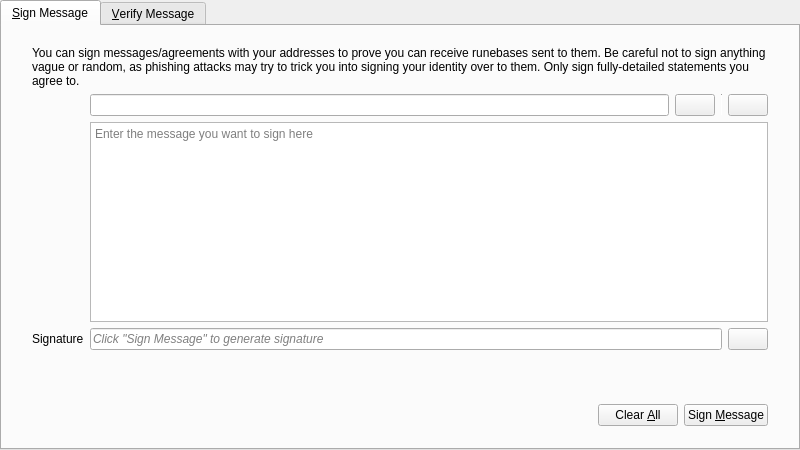
First picture: the form in src/qt/forms/signverifymessagedialog.ui, repository Runebase/runebase, before the edit.
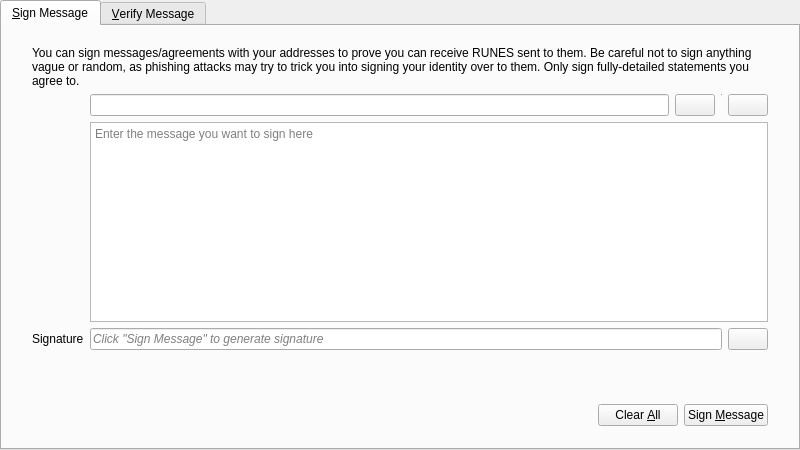
Second picture: the form after the edit. Icons and pictures are not drawn. Custom widgets are drawn as their Qt base class.

```diff
--- a/src/qt/forms/signverifymessagedialog.ui
+++ b/src/qt/forms/signverifymessagedialog.ui
@@ -196,7 +196,7 @@
            <item row="0" column="0" colspan="2">
             <widget class="QLabel" name="infoLabel_SM">
              <property name="text">
-              <string>You can sign messages/agreements with your addresses to prove you can receive runebases sent to them. Be careful not to sign anything vague or random, as phishing attacks may try to trick you into signing your identity over to them. Only sign fully-detailed statements you agree to.</string>
+              <string>You can sign messages/agreements with your addresses to prove you can receive RUNES sent to them. Be careful not to sign anything vague or random, as phishing attacks may try to trick you into signing your identity over to them. Only sign fully-detailed statements you agree to.</string>
              </property>
              <property name="textFormat">
               <enum>Qt::PlainText</enum>
```
